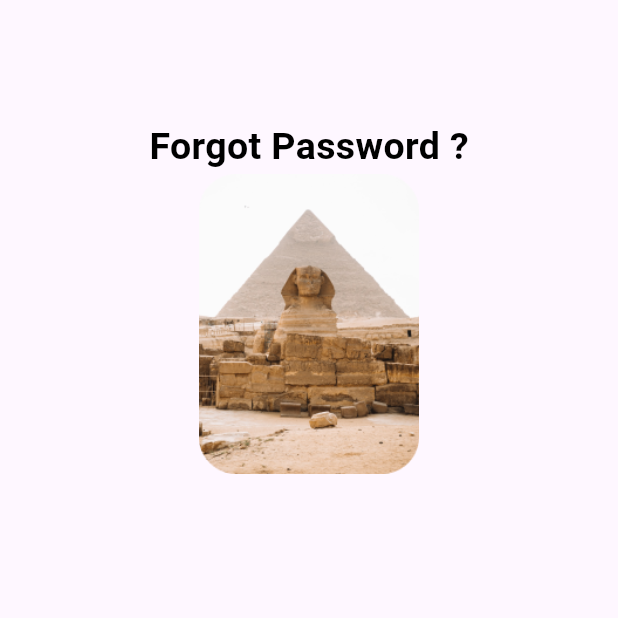
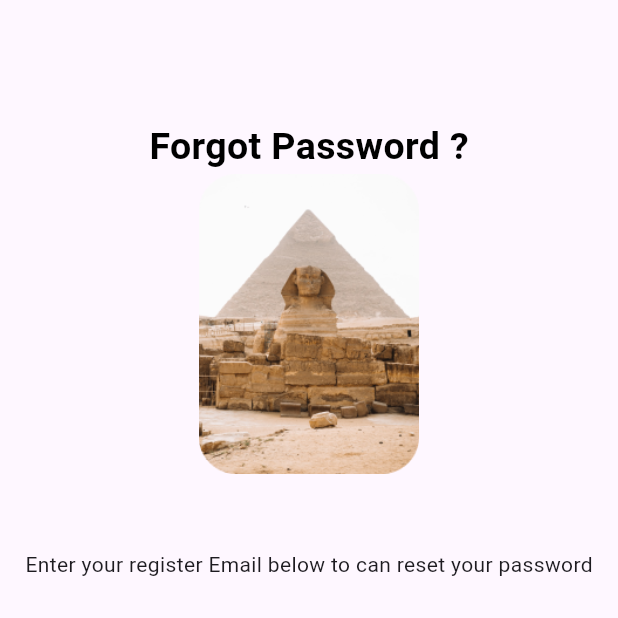
Before and after one commit to ahmdZhran/dalel_app, a Flutter app: the CustomForogtPasswordView screen opened by its route, on a phone screen of 412 x 824 dp, the top half of it. Run offline on Flutter 3.47's test engine with Material 3 defaults, Android fonts, the light colour scheme and no system bars; our stand-ins replace firebase_auth, firebase_core, flutter_bloc, flutter_svg, fluttertoast, gap and 3 more; accounts and stored records are empty; Roboto replaces fonts that are missing (Poppins).

Commit message:
add forgot password title

```diff
--- a/lib/core/utls/app_strings.dart
+++ b/lib/core/utls/app_strings.dart
@@ -21,7 +21,8 @@ abstract class AppStrings {
       alreadyHaveAnAccount = "Already have an account ? ",
       dontHaveAnAccount = "Don’t have an account ? ",
       forgotPassword = "Forgot Password ?",
-      enterYourRegisterEmailBelow = "Enter your register Email below",
+      enterYourRegisterEmailBelow =
+          "Enter your register Email below to can reset your password",
       //!Home Strings
       recommendations = "Recommendations",
       aboutAncientEgypt = "About Ancient Egypt",
--- /dev/null
+++ b/lib/features/Auth/presentaion/widgets/cusotm_tilte_of_forgot_password.dart
@@ -0,0 +1,13 @@
+import 'package:dalel_app/core/utls/app_strings.dart';
+import 'package:flutter/material.dart';
+
+class ForgotPasswordTitles extends StatelessWidget {
+  const ForgotPasswordTitles({super.key});
+
+  @override
+  Widget build(BuildContext context) {
+    return const Align(
+        alignment: Alignment.topCenter,
+        child: Text(AppStrings.enterYourRegisterEmailBelow));
+  }
+}
--- a/lib/features/Auth/presentaion/widgets/custom_forgot_password.dart
+++ b/lib/features/Auth/presentaion/widgets/custom_forgot_password.dart
@@ -1,4 +1,5 @@
-import 'package:dalel_app/core/utls/app_assets.dart';
+import 'package:dalel_app/core/utls/app_strings.dart';
+import 'package:dalel_app/features/Auth/presentaion/widgets/cusotm_tilte_of_forgot_password.dart';
 import 'package:dalel_app/features/Auth/presentaion/widgets/custom_forogot_password_text.dart';
 import 'package:dalel_app/features/Auth/presentaion/widgets/custom_image_forgot_password.dart';
 import 'package:flutter/material.dart';
@@ -21,6 +22,14 @@ class CustomForogtPasswordView extends StatelessWidget {
           ),
           SliverToBoxAdapter(
             child: ForgotPasswordImage(),
+          ),
+          SliverToBoxAdapter(
+            child: SizedBox(
+              height: 50,
+            ),
+          ),
+          SliverToBoxAdapter(
+            child: ForgotPasswordTitles(),
           )
         ],
       ),
```
